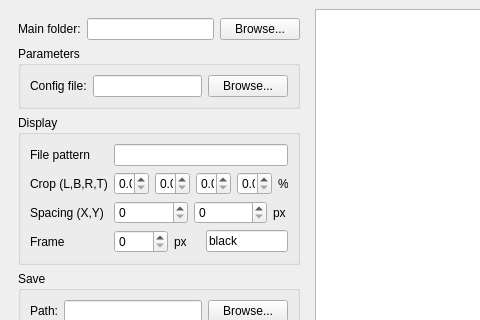
This is mainwindow.ui in matthieuheitz/sweetsweep as Qt 5 draws it before an edit; both pictures show x 0 to 480 and y 0 to 320 of the 842 by 639 pixel window. The edited form follows.
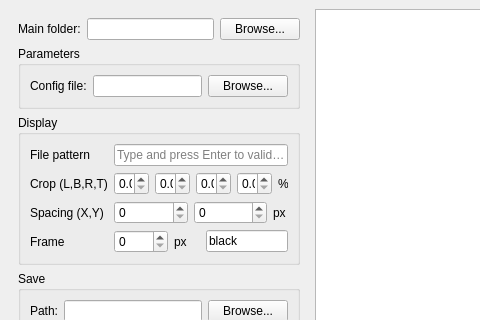
This is the edited form.

Commit message: Revert "Hit Enter to validate" for mainFolder and configFile

Diff of the .ui file:
```diff
--- a/mainwindow.ui
+++ b/mainwindow.ui
@@ -222,6 +222,12 @@
               <property name="toolTip">
                <string>Press Enter to validate</string>
               </property>
+              <property name="inputMask">
+               <string/>
+              </property>
+              <property name="placeholderText">
+               <string>Type and press Enter to validate</string>
+              </property>
              </widget>
             </item>
             <item row="2" column="0">
```
Left out of the diff: 4 changed lines with no effect on the pictures. The commit also changes 1 other file.
